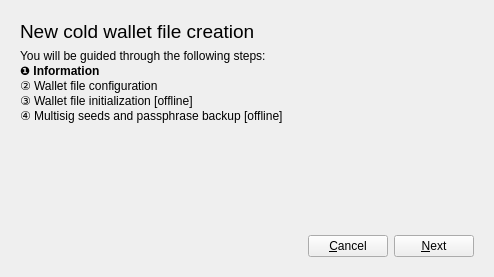
First picture: the form in widgets/createwalletwizard.ui, repository joshirio/iota-cooler, before the edit.
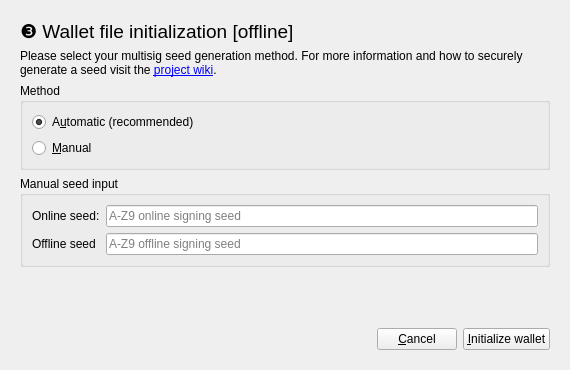
Second picture: the form after the edit. The open tabs and pages were chosen to show the change.

Commit message: manual seed generation option while creating a wallet, closes #1

```diff
--- a/widgets/createwalletwizard.ui
+++ b/widgets/createwalletwizard.ui
@@ -6,8 +6,8 @@
    <rect>
     <x>0</x>
     <y>0</y>
-    <width>494</width>
-    <height>277</height>
+    <width>570</width>
+    <height>370</height>
    </rect>
   </property>
   <property name="windowTitle">
@@ -350,7 +350,7 @@
           </widget>
          </item>
          <item>
-          <widget class="QPushButton" name="offlineInitWalletButton">
+          <widget class="QPushButton" name="offlineInitNexttoSeedButton">
            <property name="text">
             <string>&amp;Initialize wallet</string>
            </property>
@@ -719,6 +719,143 @@
        </item>
       </layout>
      </widget>
+     <widget class="QWidget" name="page_9">
+      <layout class="QVBoxLayout" name="verticalLayout_13">
+       <item>
+        <widget class="QLabel" name="label_19">
+         <property name="text">
+          <string>&lt;html&gt;&lt;head/&gt;&lt;body&gt;&lt;p&gt;&lt;span style=&quot; font-size:14pt;&quot;&gt;&amp;#10104; Wallet file initialization [offline]&lt;/span&gt;&lt;/p&gt;&lt;/body&gt;&lt;/html&gt;</string>
+         </property>
+        </widget>
+       </item>
+       <item>
+        <widget class="QLabel" name="label_23">
+         <property name="text">
+          <string>Please select your multisig seed generation method. For more information and how to securely generate a seed visit the &lt;a href='https://github.com/joshirio/iota-cooler/wiki/Generating-IOTA-seeds-securely'&gt;project wiki&lt;/a&gt;.</string>
+         </property>
+         <property name="wordWrap">
+          <bool>true</bool>
+         </property>
+         <property name="openExternalLinks">
+          <bool>true</bool>
+         </property>
+        </widget>
+       </item>
+       <item>
+        <widget class="QGroupBox" name="groupBox_2">
+         <property name="title">
+          <string>Method</string>
+         </property>
+         <layout class="QVBoxLayout" name="verticalLayout_12">
+          <item>
+           <widget class="QRadioButton" name="autoSeedRadio">
+            <property name="text">
+             <string>A&amp;utomatic (recommended)</string>
+            </property>
+            <property name="checked">
+             <bool>true</bool>
+            </property>
+           </widget>
+          </item>
+          <item>
+           <widget class="QRadioButton" name="manualSeedRadio">
+            <property name="text">
+             <string>&amp;Manual</string>
+            </property>
+           </widget>
+          </item>
+         </layout>
+        </widget>
+       </item>
+       <item>
+        <widget class="QGroupBox" name="manualSeedGroupBox">
+         <property name="title">
+          <string>Manual seed input</string>
+         </property>
+         <layout class="QGridLayout" name="gridLayout_3">
+          <item row="0" column="0">
+           <widget class="QLabel" name="label_24">
+            <property name="text">
+             <string>Online seed:</string>
+            </property>
+           </widget>
+          </item>
+          <item row="0" column="1">
+           <widget class="QLineEdit" name="manualOnlineSeedLineEdit">
+            <property name="placeholderText">
+             <string>A-Z9 online signing seed</string>
+            </property>
+            <property name="clearButtonEnabled">
+             <bool>true</bool>
+            </property>
+           </widget>
+          </item>
+          <item row="1" column="0">
+           <widget class="QLabel" name="label_25">
+            <property name="text">
+             <string>Offline seed</string>
+            </property>
+           </widget>
+          </item>
+          <item row="1" column="1">
+           <widget class="QLineEdit" name="manualOfflineSeedLineEdit">
+            <property name="placeholderText">
+             <string>A-Z9 offline signing seed</string>
+            </property>
+            <property name="clearButtonEnabled">
+             <bool>true</bool>
+            </property>
+           </widget>
+          </item>
+         </layout>
+        </widget>
+       </item>
+       <item>
+        <spacer name="verticalSpacer_6">
+         <property name="orientation">
+          <enum>Qt::Vertical</enum>
+         </property>
+         <property name="sizeHint" stdset="0">
+          <size>
+           <width>20</width>
+           <height>12</height>
+          </size>
+         </property>
+        </spacer>
+       </item>
+       <item>
+        <layout class="QHBoxLayout" name="horizontalLayout_11">
+         <item>
+          <spacer name="horizontalSpacer_9">
+           <property name="orientation">
+            <enum>Qt::Horizontal</enum>
+           </property>
+           <property name="sizeHint" stdset="0">
+            <size>
+             <width>40</width>
+             <height>20</height>
+            </size>
+           </property>
+          </spacer>
+         </item>
+         <item>
+          <widget class="QPushButton" name="seedConfCancelButton">
+           <property name="text">
+            <string>&amp;Cancel</string>
+           </property>
+          </widget>
+         </item>
+         <item>
+          <widget class="QPushButton" name="offlineInitWalletButton">
+           <property name="text">
+            <string>&amp;Initialize wallet</string>
+           </property>
+          </widget>
+         </item>
+        </layout>
+       </item>
+      </layout>
+     </widget>
     </widget>
    </item>
   </layout>
```
Left out of the diff: 50 changed lines with no effect on the pictures. The commit also changes 2 other files.
